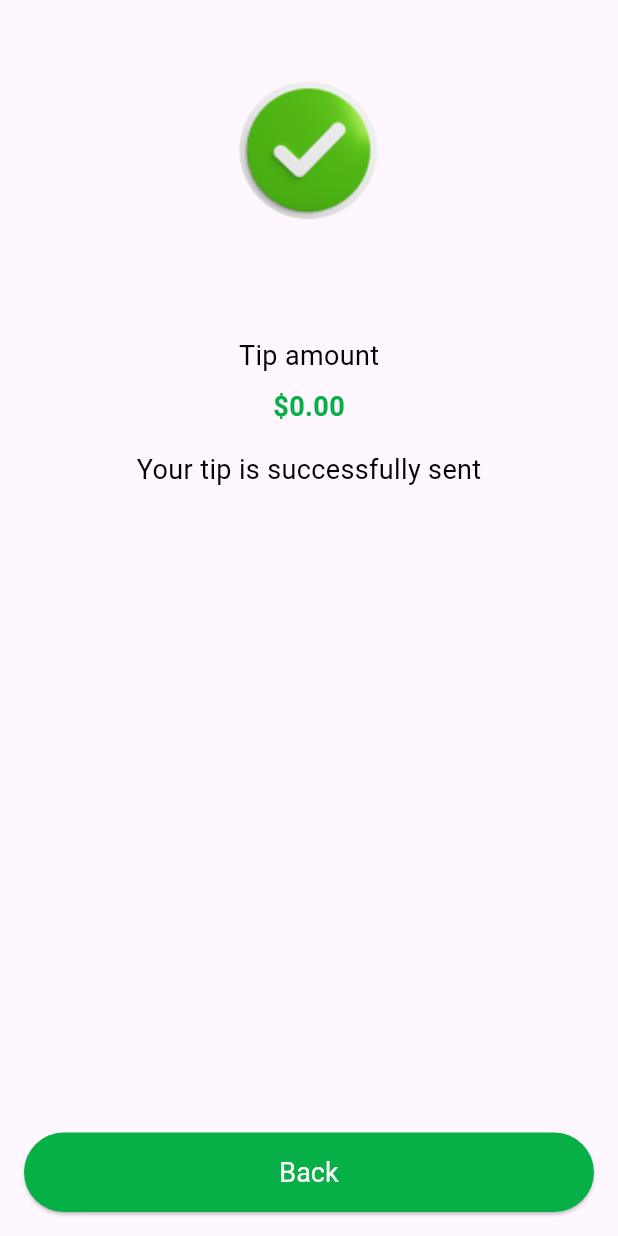
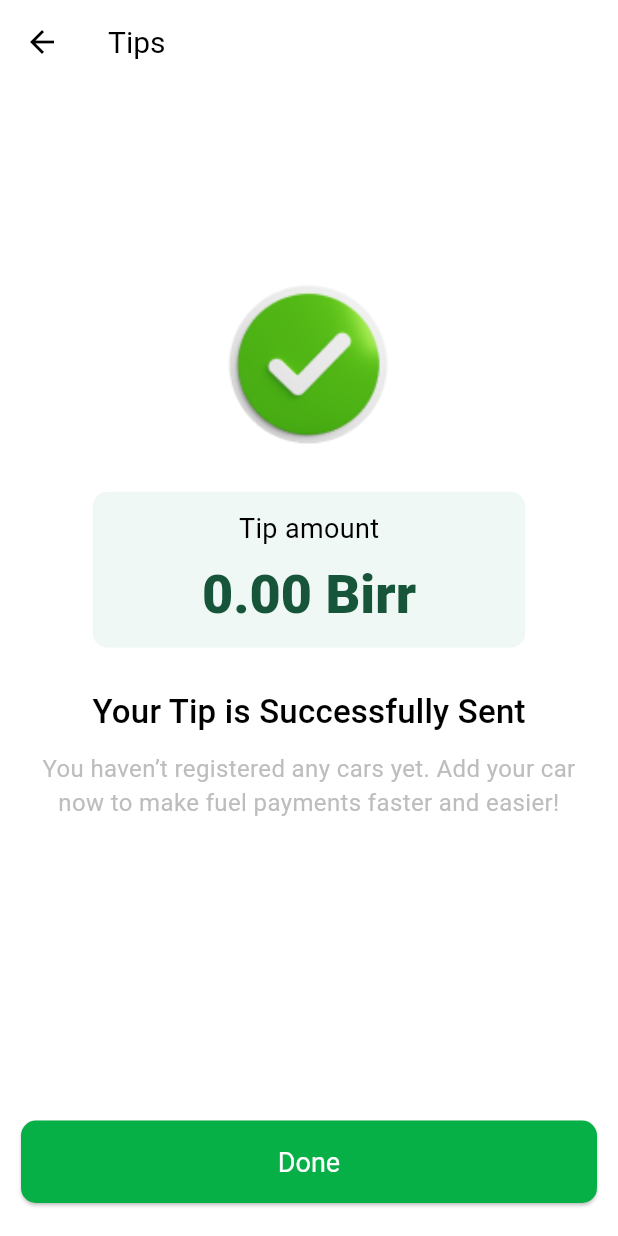
Before and after one commit to Edil-Ayehu/nedaj, a Flutter app: the TipSuccessScreen screen opened directly with empty values, on a phone screen of 412 x 824 dp. Run offline on Flutter 3.47's test engine with Material 3 defaults, Android fonts, the phone set to English and light mode, and no system bars; our stand-ins replace fancy_shimmer_image, fluentui_system_icons, gap, get, google_fonts, hive and 8 more; missing offline and left inert: qr_code_scanner; accounts and stored records are empty.

Commit message:
tip success screen UI modification completed.

```diff
--- a/lib/screens/tip screen/add_tip_amount_screen.dart
+++ b/lib/screens/tip screen/add_tip_amount_screen.dart
@@ -32,7 +32,11 @@ class _AddTipAmountScreenState extends State<AddTipAmountScreen> {
     return Scaffold(
       backgroundColor: Colors.white,
       appBar: AppBar(
-        title: Text('Tips'),
+        title: Text('Tips',
+            style: Theme.of(context).textTheme.titleLarge!.copyWith(
+                  color: Colors.black,
+                  fontSize: 20,
+                )),
         backgroundColor: Colors.white,
         elevation: 0,
       ),
@@ -44,15 +48,15 @@ class _AddTipAmountScreenState extends State<AddTipAmountScreen> {
             Gap(10),
             Text(
               'Add Amount',
-              style: Theme.of(context).textTheme.headlineLarge!.copyWith(
+              style: Theme.of(context).textTheme.titleLarge!.copyWith(
                     fontSize: 30,
                   ),
             ),
             Text(
               'Set your tip amount for the selected transaction and send.',
               style: Theme.of(context).textTheme.bodyMedium!.copyWith(
-                    color: Colors.grey,
-                    fontSize: 17,
+                    color: Colors.grey.shade400,
+                    fontSize: 16,
                   ),
             ),
             SizedBox(height: 16),
@@ -71,7 +75,7 @@ class _AddTipAmountScreenState extends State<AddTipAmountScreen> {
               decoration: InputDecoration(
                 hintText: 'Add Amount',
                 hintStyle: Theme.of(context).textTheme.bodyMedium!.copyWith(
-                      color: Colors.grey,
+                      color: Colors.grey.shade400,
                     ),
                 border: OutlineInputBorder(
                   borderRadius: BorderRadius.circular(12),
--- a/lib/screens/tip screen/tip_success_screen.dart
+++ b/lib/screens/tip screen/tip_success_screen.dart
@@ -7,52 +7,96 @@ class TipSuccessScreen extends StatelessWidget {
 
   @override
   Widget build(BuildContext context) {
+    final size = MediaQuery.sizeOf(context);
     return Scaffold(
+      backgroundColor: Colors.white,
+      appBar: AppBar(
+        title: Text('Tips',
+            style: Theme.of(context).textTheme.titleLarge!.copyWith(
+                  color: Colors.black,
+                  fontSize: 20,
+                )),
+        backgroundColor: Colors.white,
+        elevation: 0,
+      ),
       body: SafeArea(
+        child: Padding(
+          padding: const EdgeInsets.symmetric(horizontal: 14.0),
           child: Column(
             mainAxisAlignment: MainAxisAlignment.center,
             children: [
+              Gap(size.height * 0.16),
               Image.asset(
                 'assets/images/success_image.png', // Make sure you have this image in your assets
-              width: 200,
-              height: 200,
+                width: 110,
+                height: 110,
+                fit: BoxFit.cover,
               ),
-            SizedBox(height: 24),
+              Gap(30),
+              Container(
+                width: size.width * 0.7,
+                padding: EdgeInsets.symmetric(horizontal: 16, vertical: 12),
+                decoration: BoxDecoration(
+                  color: Color(0xffF0F8F5),
+                  borderRadius: BorderRadius.circular(10),
+                ),
+                child: Column(
+                  children: [
                     Text(
                       'Tip amount',
                       style: Theme.of(context).textTheme.bodyMedium,
                     ),
                     SizedBox(height: 8),
                     Text(
-              '\$${tipAmount.toStringAsFixed(2)}',
-              style: Theme.of(context).textTheme.bodyMedium?.copyWith(
-                    color: Constants.primaryColor,
-                    fontWeight: FontWeight.bold,
-                  ),
-            ),
-            SizedBox(height: 16),
-            Text(
-              'Your tip is successfully sent',
-              style: Theme.of(context).textTheme.bodyMedium,
-            ),
-            Spacer(),
-            Padding(
-              padding: const EdgeInsets.all(16.0),
-              child: SizedBox(
-                width: double.infinity,
-                child: ElevatedButton(
-                  onPressed: () {},
-                  style: ElevatedButton.styleFrom(
-                    backgroundColor: Constants.primaryColor,
-                    padding: EdgeInsets.symmetric(vertical: 16),
-                  ),
-                  child: Text('Back'),
-                ),
+                      '${tipAmount.toStringAsFixed(2)} Birr',
+                      style: Theme.of(context).textTheme.titleLarge?.copyWith(
+                            color: Color(0xff16553A),
+                            fontWeight: FontWeight.w900,
+                            fontSize: 36,
                           ),
                     ),
                   ],
                 ),
               ),
+              SizedBox(height: 26),
+              Text(
+                'Your Tip is Successfully Sent',
+                style: Theme.of(context).textTheme.titleMedium!.copyWith(
+                      fontSize: 22,
+                    ),
+              ),
+              Gap(10),
+              Text(
+                'You haven’t registered any cars yet. Add your car now to make fuel payments faster and easier!',
+                textAlign: TextAlign.center,
+                style: Theme.of(context).textTheme.bodyMedium!.copyWith(
+                      fontSize: 16,
+                      color: Colors.grey.shade400,
+                    ),
+              ),
+              Spacer(),
+              SizedBox(
+                width: double.infinity,
+                height: 55,
+                child: ElevatedButton(
+                  onPressed: () {
+                    Get.to(() => Home());
+                  },
+                  style: ElevatedButton.styleFrom(
+                    shape: RoundedRectangleBorder(
+                      borderRadius: BorderRadius.circular(10),
+                    ),
+                    backgroundColor: Constants.primaryColor,
+                    padding: EdgeInsets.symmetric(vertical: 16),
+                  ),
+                  child: Text('Done'),
+                ),
+              ),
+              Gap(22),
+            ],
+          ),
+        ),
+      ),
     );
   }
 }
```
Lines whose indentation alone changed are shown as unchanged.
